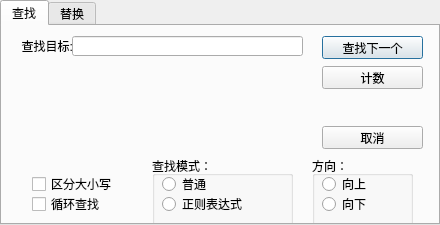
Above: findreplacedialog.ui from miRoox/Multiple-Document-Editor before the change. Below: the same form after it.
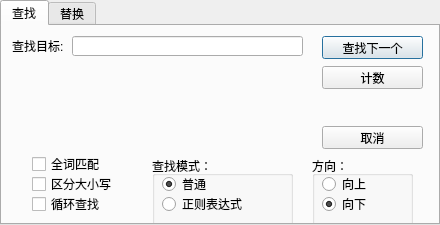
That is the form after the change.

```diff
--- a/findreplacedialog.ui
+++ b/findreplacedialog.ui
@@ -65,7 +65,7 @@
         <rect>
          <x>10</x>
          <y>10</y>
-         <width>61</width>
+         <width>51</width>
          <height>20</height>
         </rect>
        </property>
@@ -97,6 +97,9 @@
         <property name="text">
          <string>普通</string>
         </property>
+        <property name="checked">
+         <bool>true</bool>
+        </property>
        </widget>
        <widget class="QRadioButton" name="regexpButton">
         <property name="geometry">
@@ -149,6 +152,9 @@
         <property name="text">
          <string>向下</string>
         </property>
+        <property name="checked">
+         <bool>true</bool>
+        </property>
        </widget>
       </widget>
       <widget class="QCheckBox" name="loopBox">
@@ -216,6 +222,19 @@
         <string>取消</string>
        </property>
       </widget>
+      <widget class="QCheckBox" name="fWholeBox">
+       <property name="geometry">
+        <rect>
+         <x>30</x>
+         <y>130</y>
+         <width>81</width>
+         <height>16</height>
+        </rect>
+       </property>
+       <property name="text">
+        <string>全词匹配</string>
+       </property>
+      </widget>
      </widget>
      <widget class="QWidget" name="replaceTab">
       <attribute name="title">
```
Left out of the diff: 79 changed lines with no effect on the pictures.
